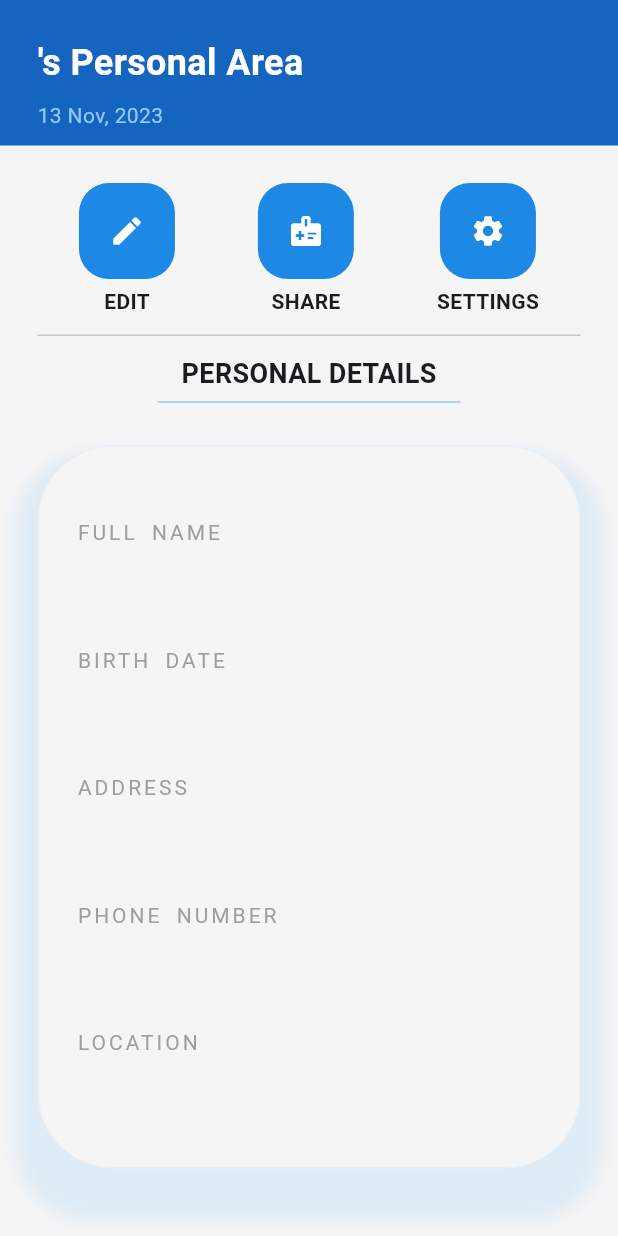
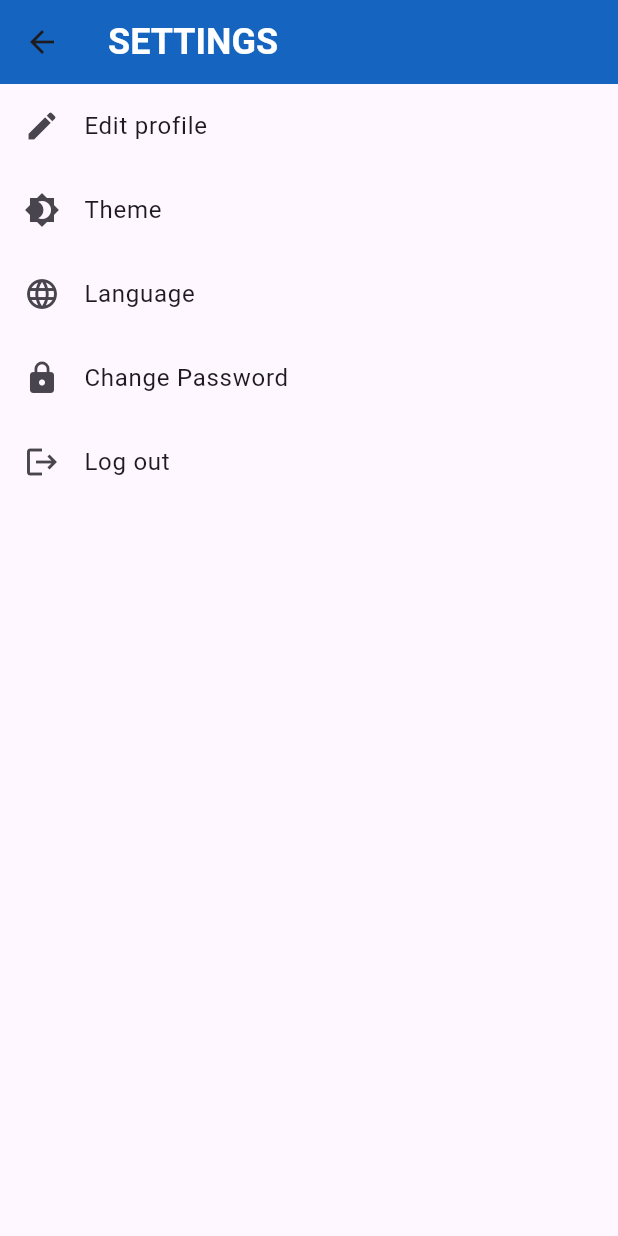
Before and after one commit to Burakalpyel/medrecs, a Flutter app: the ProfilePage screen opened directly with empty values, after a tap on the "settings" icon, on a phone screen of 412 x 824 dp. Run offline on Flutter 3.47's test engine with Material 2 defaults, Android fonts, the phone set to English and light mode, and no system bars; our stand-ins replace cloud_firestore, dio, firebase_core, google_nav_bar; missing offline and left inert: nfc_manager; accounts and stored records are empty.

Commit message:
Settings

```diff
--- a/lib/views/userView/ProfilePage.dart
+++ b/lib/views/userView/ProfilePage.dart
@@ -5,6 +5,7 @@ import 'package:medrecs/util/model/patientinfo.dart';
 import 'package:medrecs/util/model/user_data.dart';
 import 'package:medrecs/util/services/patientinfo_service.dart';
 import 'package:medrecs/views/userView/edit_profile.dart';
+import 'package:medrecs/views/userView/settings_screen.dart';
 import 'package:nfc_manager/nfc_manager.dart';
 import 'package:provider/provider.dart';
 
@@ -98,7 +99,7 @@ class _ProfilePageState extends State<ProfilePage> {
         children: [
           Row(
             mainAxisAlignment: MainAxisAlignment.spaceAround,
-            children: produceButtoms(),
+            children: produceButtoms(userInfo),
           ),
           const Divider(height: 25),
           const Text(
@@ -158,7 +159,7 @@ class _ProfilePageState extends State<ProfilePage> {
     return name;
   }
 
-  List<Column> produceButtoms() {
+  List<Column> produceButtoms(PatientInfo userInfo) {
     List<Column> list = [];
     List<String> names = ["EDIT", "SHARE", "SETTINGS"];
     List<Icon> icons = [
@@ -215,7 +216,11 @@ class _ProfilePageState extends State<ProfilePage> {
                     debugPrint('Error writing to NFC: $e');
                   }
                 }
-                else print("IMPLEMENT");
+                else if (names[i] == "SETTINGS") {
+                  Navigator.of(context).push(MaterialPageRoute(
+                    builder: (context) => SettingsScreen(userID: widget.userID, userInfo: userInfo)
+                  ));
+                }
               },
               child: Container(
                   decoration: BoxDecoration(
--- /dev/null
+++ b/lib/views/userView/settings_screen.dart
@@ -0,0 +1,75 @@
+import 'package:flutter/material.dart';
+import 'package:medrecs/util/model/patientinfo.dart';
+import 'package:medrecs/util/services/patientinfo_service.dart';
+
+class SettingsScreen extends StatefulWidget {
+  final int userID;
+  final PatientInfo userInfo;
+
+  const SettingsScreen({Key? key, required this.userID, required this.userInfo})
+      : super(key: key);
+
+  @override
+  State<SettingsScreen> createState() => _SettingsScreenState();
+}
+
+class _SettingsScreenState extends State<SettingsScreen> {
+  patientInfoService collector = patientInfoService();
+  bool notificationSwitchValue = true; // Sample setting
+
+  @override
+  Widget build(BuildContext context) {
+    return Scaffold(
+      appBar: AppBar(
+        title: const Text(
+          "SETTINGS",
+          style: TextStyle(
+            color: Colors.white,
+            fontSize: 24,
+            fontWeight: FontWeight.bold,
+          ),
+        ),
+        backgroundColor: Colors.blue[800],
+      ),
+      body: ListView(
+        children: <Widget>[
+          ListTile(
+            title: Text('Edit profile'),
+            leading: Icon(Icons.edit),
+            onTap: () {
+              // Handle the tap event for the Notifications tile
+            },
+          ),
+          ListTile(
+            title: Text('Theme'),
+            leading: Icon(Icons.brightness_4),
+            onTap: () {
+              // Handle the tap event for the Dark Mode tile
+            },
+          ),
+          ListTile(
+            title: Text('Language'),
+            leading: Icon(Icons.language),
+            onTap: () {
+              // Handle the tap event for the Dark Mode tile
+            },
+          ),
+          ListTile(
+            title: Text('Change Password'),
+            leading: Icon(Icons.lock),
+            onTap: () {
+              // Handle the tap event for the Dark Mode tile
+            },
+          ),
+          ListTile(
+            title: Text('Log out'),
+            leading: Icon(Icons.logout),
+            onTap: () {
+              // Handle the tap event for the Dark Mode tile
+            },
+          ),
+        ],
+      ),
+    );
+  }
+}
--- a/pubspec.yaml
+++ b/pubspec.yaml
@@ -44,6 +44,8 @@ dependencies:
   get: ^4.6.6
   nfc_manager: ^3.3.0
   provider: ^6.1.1
+  settings_ui: ^2.0.2
+  card_settings: ^3.5.0
 
 dev_dependencies:
   flutter_test:
```
Also changed, not shown: pubspec.lock.
